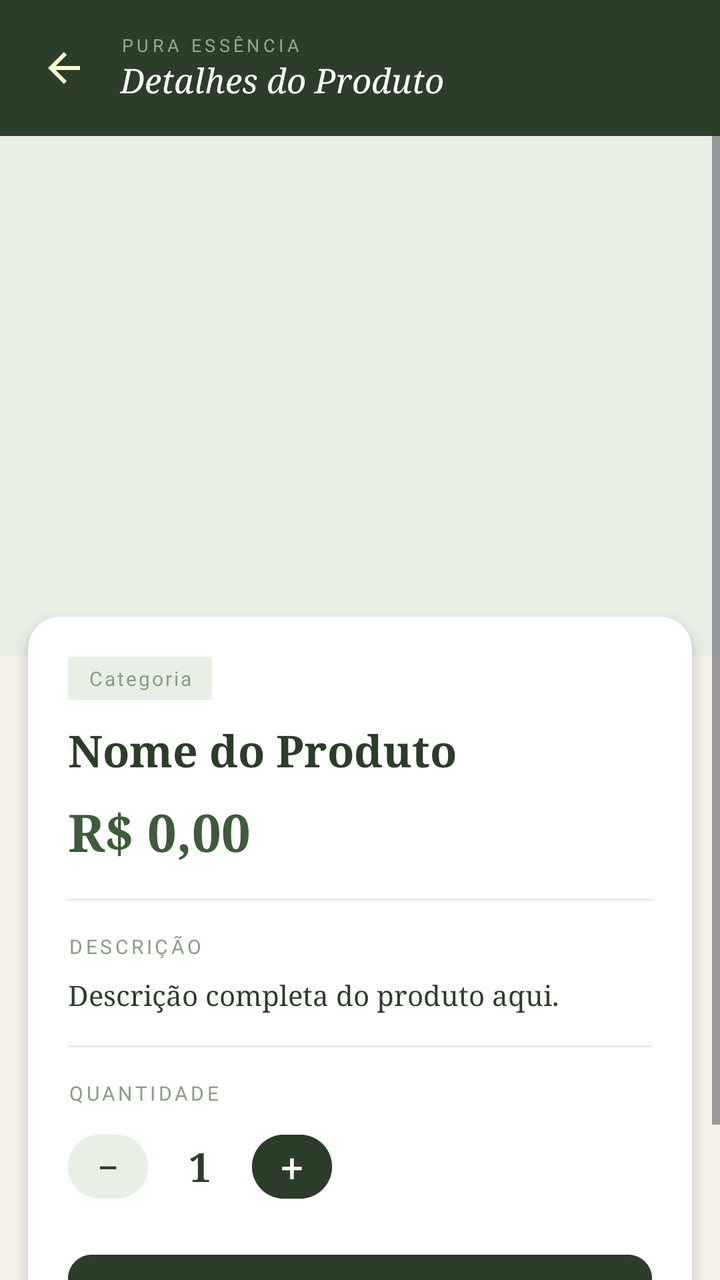
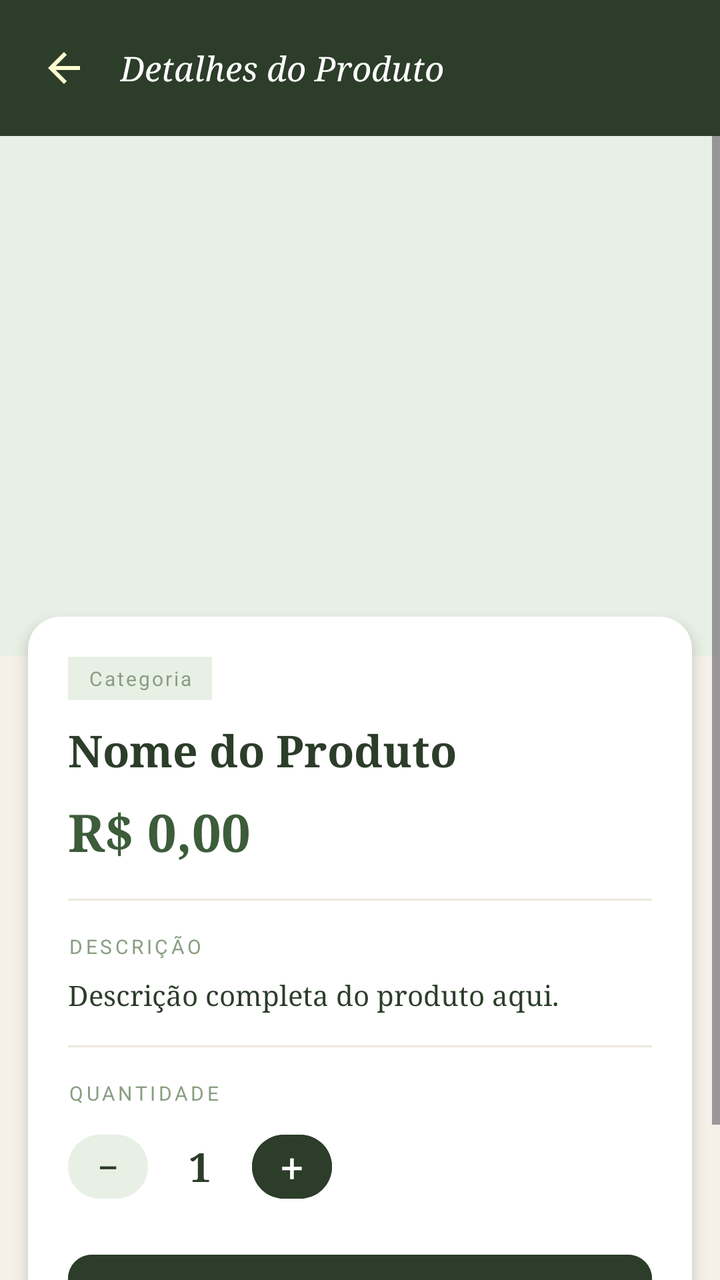

The first picture is an Android layout as it rendered before a commit; the second is the same layout after the commit. The layout source and the unified diff follow.
<!-- AndroidManifest.xml: application theme Theme.AppLoginTest -->
<!-- res/layout/activity_produto_detalhe.xml -->
<?xml version="1.0" encoding="utf-8"?>
<LinearLayout
    xmlns:android="http://schemas.android.com/apk/res/android"
    xmlns:app="http://schemas.android.com/apk/res-auto"
    android:layout_width="match_parent"
    android:layout_height="match_parent"
    android:orientation="vertical"
    android:background="@color/creme_fundo"
    android:fitsSystemWindows="true">

    
    <LinearLayout
        android:layout_width="match_parent"
        android:layout_height="wrap_content"
        android:background="@color/verde_escuro"
        android:orientation="horizontal"
        android:paddingStart="12dp"
        android:paddingEnd="16dp"
        android:paddingTop="14dp"
        android:paddingBottom="14dp"
        android:gravity="center_vertical">

        <ImageButton
            android:id="@+id/btnVoltar"
            android:layout_width="40dp"
            android:layout_height="40dp"
            android:background="?attr/selectableItemBackgroundBorderless"
            android:src="@drawable/ic_seta_voltar"
            android:contentDescription="Voltar" />

        <LinearLayout
            android:layout_width="0dp"
            android:layout_height="wrap_content"
            android:layout_weight="1"
            android:layout_marginStart="8dp"
            android:orientation="vertical">

            <TextView
                android:layout_width="wrap_content"
                android:layout_height="wrap_content"
                android:text="PURA ESSÊNCIA"
                android:textColor="@color/verde_claro"
                android:textSize="9sp"
                android:letterSpacing="0.2" />

            <TextView
                android:layout_width="wrap_content"
                android:layout_height="wrap_content"
                android:text="Detalhes do Produto"
                android:textColor="@color/white"
                android:textSize="17sp"
                android:fontFamily="serif"
                android:textStyle="italic" />
        </LinearLayout>
    </LinearLayout>

    
    <ScrollView
        android:layout_width="match_parent"
        android:layout_height="0dp"
        android:layout_weight="1"
        android:paddingBottom="16dp"
        android:clipToPadding="false">

        <LinearLayout
            android:layout_width="match_parent"
            android:layout_height="wrap_content"
            android:orientation="vertical">

            
            <androidx.cardview.widget.CardView
                android:layout_width="match_parent"
                android:layout_height="wrap_content"
                app:cardCornerRadius="0dp"
                app:cardElevation="0dp"
                app:cardBackgroundColor="@color/verde_fundo_badge">

                <ImageView
                    android:id="@+id/imgProdutoDetalhe"
                    android:layout_width="match_parent"
                    android:layout_height="260dp"
                    android:src="@mipmap/ic_launcher"
                    android:scaleType="centerCrop" />
            </androidx.cardview.widget.CardView>

            
            <androidx.cardview.widget.CardView
                android:layout_width="match_parent"
                android:layout_height="wrap_content"
                android:layout_marginStart="14dp"
                android:layout_marginEnd="14dp"
                android:layout_marginTop="-20dp"
                android:layout_marginBottom="16dp"
                app:cardCornerRadius="16dp"
                app:cardElevation="4dp"
                app:cardBackgroundColor="@color/white">

                <LinearLayout
                    android:layout_width="match_parent"
                    android:layout_height="wrap_content"
                    android:orientation="vertical"
                    android:padding="20dp">

                    
                    <TextView
                        android:id="@+id/tvDetalheCategoria"
                        android:layout_width="wrap_content"
                        android:layout_height="wrap_content"
                        android:background="@color/verde_fundo_badge"
                        android:paddingStart="10dp"
                        android:paddingEnd="10dp"
                        android:paddingTop="4dp"
                        android:paddingBottom="4dp"
                        android:text="Categoria"
                        android:textColor="@color/texto_badge"
                        android:textSize="10sp"
                        android:letterSpacing="0.1" />

                    
                    <TextView
                        android:id="@+id/tvDetalheNome"
                        android:layout_width="match_parent"
                        android:layout_height="wrap_content"
                        android:layout_marginTop="10dp"
                        android:text="Nome do Produto"
                        android:textColor="@color/verde_escuro"
                        android:textSize="22sp"
                        android:fontFamily="serif"
                        android:textStyle="bold"
                        android:lineSpacingExtra="2dp" />

                    
                    <TextView
                        android:id="@+id/tvDetalhePreco"
                        android:layout_width="wrap_content"
                        android:layout_height="wrap_content"
                        android:layout_marginTop="8dp"
                        android:text="R$ 0,00"
                        android:textColor="@color/verde_medio"
                        android:textSize="26sp"
                        android:fontFamily="serif"
                        android:textStyle="bold" />

                    
                    <View android:layout_width="match_parent" android:layout_height="1dp" android:background="@color/borda_card" android:layout_marginTop="16dp" android:layout_marginBottom="16dp" />

                    
                    <TextView
                        android:layout_width="wrap_content"
                        android:layout_height="wrap_content"
                        android:text="DESCRIÇÃO"
                        android:textColor="@color/texto_badge"
                        android:textSize="10sp"
                        android:letterSpacing="0.15"
                        android:layout_marginBottom="8dp" />

                    <TextView
                        android:id="@+id/tvDetalheDescricao"
                        android:layout_width="match_parent"
                        android:layout_height="wrap_content"
                        android:text="Descrição completa do produto aqui."
                        android:textColor="@color/texto_principal"
                        android:textSize="14sp"
                        android:lineSpacingExtra="5dp"
                        android:fontFamily="serif" />

                    
                    <View android:layout_width="match_parent" android:layout_height="1dp" android:background="@color/borda_card" android:layout_marginTop="16dp" android:layout_marginBottom="16dp" />

                    
                    <TextView
                        android:layout_width="wrap_content"
                        android:layout_height="wrap_content"
                        android:text="QUANTIDADE"
                        android:textColor="@color/texto_badge"
                        android:textSize="10sp"
                        android:letterSpacing="0.15"
                        android:layout_marginBottom="10dp" />

                    <LinearLayout
                        android:layout_width="wrap_content"
                        android:layout_height="wrap_content"
                        android:orientation="horizontal"
                        android:gravity="center_vertical">

                        <Button
                            android:id="@+id/btnMenos"
                            android:layout_width="40dp"
                            android:layout_height="40dp"
                            android:text="−"
                            android:textSize="20sp"
                            android:backgroundTint="@color/verde_fundo_badge"
                            android:textColor="@color/verde_escuro"
                            android:padding="0dp"
                            app:cornerRadius="20dp" />

                        <TextView
                            android:id="@+id/tvQuantidade"
                            android:layout_width="52dp"
                            android:layout_height="wrap_content"
                            android:text="1"
                            android:textSize="20sp"
                            android:textStyle="bold"
                            android:textColor="@color/verde_escuro"
                            android:fontFamily="serif"
                            android:gravity="center" />

                        <Button
                            android:id="@+id/btnMais"
                            android:layout_width="40dp"
                            android:layout_height="40dp"
                            android:text="+"
                            android:textSize="20sp"
                            android:backgroundTint="@color/verde_escuro"
                            android:textColor="@color/white"
                            android:padding="0dp"
                            app:cornerRadius="20dp" />
                    </LinearLayout>

                    
                    <Button
                        android:id="@+id/btnAdicionarCarrinho"
                        android:layout_width="match_parent"
                        android:layout_height="52dp"
                        android:layout_marginTop="20dp"
                        android:backgroundTint="@color/verde_escuro"
                        android:text="ADICIONAR AO CARRINHO"
                        android:textColor="@color/white"
                        android:textSize="13sp"
                        android:letterSpacing="0.08"
                        android:textStyle="bold"
                        app:cornerRadius="12dp" />

                </LinearLayout>
            </androidx.cardview.widget.CardView>

        </LinearLayout>
    </ScrollView>

</LinearLayout>
<!-- resources referenced by this layout -->
<resources>
  <color name="borda_card">#EDE8DE</color>
  <color name="creme_fundo">#F5F0E8</color>
  <color name="texto_badge">#8A9E82</color>
  <color name="texto_principal">#2C3D2A</color>
  <color name="verde_claro">#8FAD88</color>
  <color name="verde_escuro">#2C3D2A</color>
  <color name="verde_fundo_badge">#E8F0E6</color>
  <color name="verde_medio">#3D5C3A</color>
  <color name="white">#FFFFFFFF</color>
  <!-- drawable ic_seta_voltar (drawable) -->
  <vector xmlns:android="http://schemas.android.com/apk/res/android"
      android:width="24dp"
      android:height="24dp"
      android:viewportWidth="24"
      android:viewportHeight="24">
      <path
          android:fillColor="#FFFDD0"
          android:pathData="M20,11H7.83l5.59,-5.59L12,4l-8,8 8,8 1.41,-1.41L7.83,13H20v-2z"/>
  </vector>
  <!-- mipmap ic_launcher (mipmap-anydpi-v26) -->
  <?xml version="1.0" encoding="utf-8"?>
  <adaptive-icon xmlns:android="http://schemas.android.com/apk/res/android">
      <background android:drawable="@drawable/ic_launcher_background"/>
      <foreground android:drawable="@mipmap/ic_launcher_foreground"/>
  </adaptive-icon>
  <style name="Theme.AppLoginTest" parent="Base.Theme.AppLoginTest" />
  <!-- drawable ic_launcher_background: vector/xml drawable (drawable, 4866 chars, omitted) -->
  <style name="Base.Theme.AppLoginTest" parent="Theme.Material3.DayNight.NoActionBar">
          <item name="colorPrimary">@color/verde_escuro</item>
          <item name="colorPrimaryVariant">@color/verde_medio</item>
          <item name="colorOnPrimary">@color/white</item>
          <item name="colorSecondary">@color/verde_claro</item>
          <item name="colorOnSecondary">@color/verde_escuro</item>
          <item name="android:windowBackground">@color/creme_fundo</item>
          <item name="android:fontFamily">sans-serif</item>
      </style>
</resources>

<!-- the commit's change to res/layout/activity_produto_detalhe.xml (unified diff, before → after) -->
@@ -28,30 +28,17 @@
             android:src="@drawable/ic_seta_voltar"
             android:contentDescription="Voltar" />
 
-        <LinearLayout
+        <TextView
             android:layout_width="0dp"
             android:layout_height="wrap_content"
             android:layout_weight="1"
             android:layout_marginStart="8dp"
-            android:orientation="vertical">
-
-            <TextView
-                android:layout_width="wrap_content"
-                android:layout_height="wrap_content"
-                android:text="PURA ESSÊNCIA"
-                android:textColor="@color/verde_claro"
-                android:textSize="9sp"
-                android:letterSpacing="0.2" />
-
-            <TextView
-                android:layout_width="wrap_content"
-                android:layout_height="wrap_content"
-                android:text="Detalhes do Produto"
-                android:textColor="@color/white"
-                android:textSize="17sp"
-                android:fontFamily="serif"
-                android:textStyle="italic" />
-        </LinearLayout>
+            android:text="Detalhes do Produto"
+            android:textColor="@color/white"
+            android:textSize="17sp"
+            android:fontFamily="serif"
+            android:textStyle="italic" />
+
     </LinearLayout>
 
     
